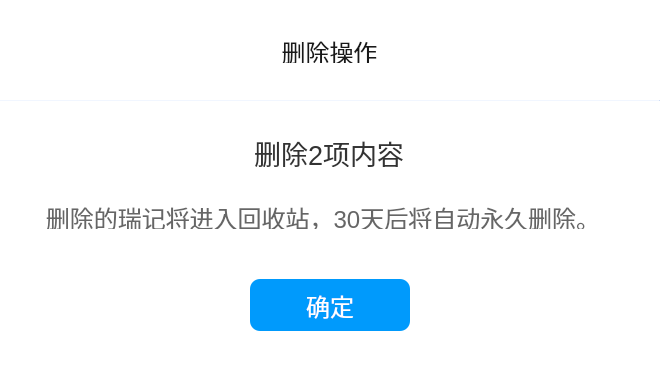
Before: the Qt Designer form deletedialog.ui in EricGu1001/Ruiji_dev, drawn with Qt 5.
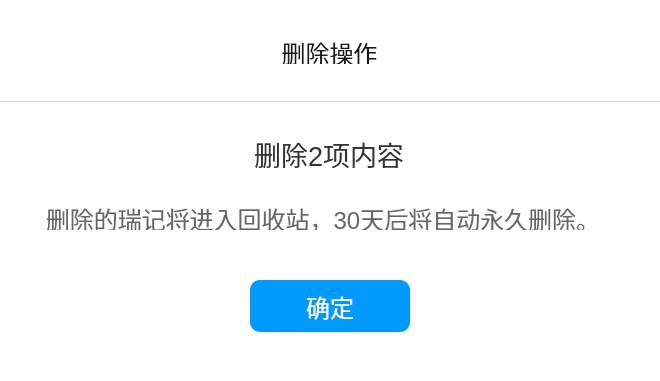
After: the same form once the commit is applied. Custom widgets are drawn as their Qt base class.

What changed in the file:
```diff
--- a/deletedialog.ui
+++ b/deletedialog.ui
@@ -16,25 +16,45 @@
     <height>381</height>
    </size>
   </property>
-  <property name="maximumSize">
-   <size>
-    <width>660</width>
-    <height>381</height>
-   </size>
-  </property>
   <property name="windowTitle">
    <string>Form</string>
   </property>
   <property name="styleSheet">
    <string notr="true">background-color: rgb(255, 255, 255);</string>
   </property>
-  <widget class="QLabel" name="delete_title">
+  <widget class="QWidget" name="widget" native="true">
    <property name="geometry">
     <rect>
-     <x>280</x>
-     <y>39</y>
-     <width>99</width>
-     <height>24</height>
+     <x>0</x>
+     <y>0</y>
+     <width>660</width>
+     <height>381</height>
+    </rect>
+   </property>
+   <property name="styleSheet">
+    <string notr="true">background-color: rgb(255, 255, 255);
+border-radius:15px;</string>
+   </property>
+   <widget class="PictureBox" name="btn_delete" native="true">
+    <property name="geometry">
+     <rect>
+      <x>10</x>
+      <y>11</y>
+      <width>30</width>
+      <height>30</height>
+     </rect>
+    </property>
+    <property name="styleSheet">
+     <string notr="true"/>
+    </property>
+   </widget>
+   <widget class="QPushButton" name="delete_confirm">
+    <property name="geometry">
+     <rect>
+      <x>250</x>
+      <y>280</y>
+      <width>160</width>
+      <height>52</height>
     </rect>
    </property>
    <property name="font">
@@ -43,20 +63,19 @@
     </font>
    </property>
    <property name="styleSheet">
-    <string notr="true">color:rgba(25,25,25,1)</string>
+     <string notr="true">background-color: rgba(0, 154, 252, 1);
+border-radius:10px;
+color:rgba(255, 255, 255, 1)</string>
    </property>
    <property name="text">
-    <string>删除操作</string>
-   </property>
-   <property name="alignment">
-    <set>Qt::AlignCenter</set>
+     <string>确定</string>
    </property>
   </widget>
   <widget class="Line" name="line">
    <property name="geometry">
     <rect>
      <x>0</x>
-     <y>100</y>
+      <y>101</y>
      <width>660</width>
      <height>1</height>
     </rect>
@@ -68,11 +87,35 @@
     <enum>Qt::Horizontal</enum>
    </property>
   </widget>
+   <widget class="QLabel" name="delete_tip">
+    <property name="geometry">
+     <rect>
+      <x>40</x>
+      <y>206</y>
+      <width>566</width>
+      <height>24</height>
+     </rect>
+    </property>
+    <property name="font">
+     <font>
+      <pointsize>18</pointsize>
+     </font>
+    </property>
+    <property name="styleSheet">
+     <string notr="true">color:rgba(102, 102, 102, 1)</string>
+    </property>
+    <property name="text">
+     <string>删除的瑞记将进入回收站，30天后将自动永久删除。</string>
+    </property>
+    <property name="alignment">
+     <set>Qt::AlignCenter</set>
+    </property>
+   </widget>
   <widget class="QLabel" name="delete_content">
    <property name="geometry">
     <rect>
      <x>246</x>
-     <y>139</y>
+      <y>140</y>
      <width>166</width>
      <height>28</height>
     </rect>
@@ -92,12 +135,12 @@
     <set>Qt::AlignCenter</set>
    </property>
   </widget>
-  <widget class="QLabel" name="delete_tip">
+   <widget class="QLabel" name="delete_title">
    <property name="geometry">
     <rect>
-     <x>40</x>
-     <y>205</y>
-     <width>566</width>
+      <x>280</x>
+      <y>40</y>
+      <width>99</width>
      <height>24</height>
     </rect>
    </property>
@@ -107,50 +150,15 @@
     </font>
    </property>
    <property name="styleSheet">
-    <string notr="true">color:rgba(102, 102, 102, 1)</string>
+     <string notr="true">color:rgba(25,25,25,1)</string>
    </property>
    <property name="text">
-    <string>删除的瑞记将进入回收站，30天后将自动永久删除。</string>
+     <string>删除操作</string>
    </property>
    <property name="alignment">
     <set>Qt::AlignCenter</set>
    </property>
   </widget>
-  <widget class="QPushButton" name="delete_confirm">
-   <property name="geometry">
-    <rect>
-     <x>250</x>
-     <y>279</y>
-     <width>160</width>
-     <height>52</height>
-    </rect>
-   </property>
-   <property name="font">
-    <font>
-     <pointsize>18</pointsize>
-    </font>
-   </property>
-   <property name="styleSheet">
-    <string notr="true">background-color: rgba(0, 154, 252, 1);
-border-radius:10px;
-color:rgba(255, 255, 255, 1)</string>
-   </property>
-   <property name="text">
-    <string>确定</string>
-   </property>
-  </widget>
-  <widget class="PictureBox" name="btn_delete" native="true">
-   <property name="geometry">
-    <rect>
-     <x>10</x>
-     <y>10</y>
-     <width>30</width>
-     <height>30</height>
-    </rect>
-   </property>
-   <property name="styleSheet">
-    <string notr="true"/>
-   </property>
   </widget>
  </widget>
  <customwidgets>
```
Lines whose indentation alone changed are shown as unchanged.
